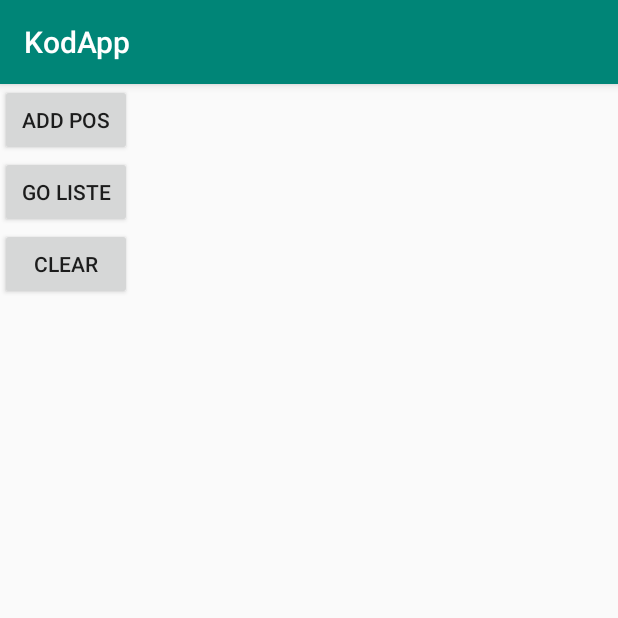
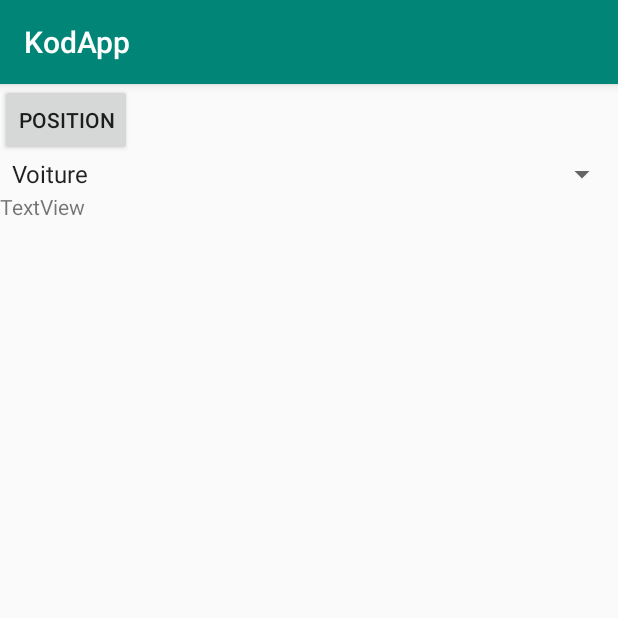
Before and after one commit to Vincent-Renard/KodApp, an Android app: the AddLocActivity screen opened directly, with no data from a screen before it, on a phone screen of 412 x 824 dp, the top half of it. Run offline under Robolectric (Android 15) with nearby library versions, the phone set to English and light mode, and no system bars; our stand-ins replace Room's generated code.

```diff
--- a/app/src/main/java/fr/univorleans/etu/renardez/kodapp/AddLocActivity.java
+++ b/app/src/main/java/fr/univorleans/etu/renardez/kodapp/AddLocActivity.java
@@ -36,7 +36,7 @@ public class AddLocActivity extends AppCompatActivity implements LocationListene
     @Override
     protected void onCreate(Bundle savedInstanceState) {
         super.onCreate(savedInstanceState);
-        setContentView(R.layout.activity_main);
+        setContentView(R.layout.activity_add_loc);
         locationManager = (LocationManager) getSystemService(Context.LOCATION_SERVICE);
         base = Frigo.getInstance(getApplicationContext());
         spinner = (Spinner) findViewById(R.id.detail_loc_spinner);
--- a/app/src/main/java/fr/univorleans/etu/renardez/kodapp/MainActivity.java
+++ b/app/src/main/java/fr/univorleans/etu/renardez/kodapp/MainActivity.java
@@ -1,5 +1,6 @@
 package fr.univorleans.etu.renardez.kodapp;
 
+import android.content.Intent;
 import android.os.AsyncTask;
 import android.os.Bundle;
 import android.util.Log;
@@ -40,6 +41,7 @@ public class MainActivity extends AppCompatActivity {
 
     public void goToAddPos(View view) {
         //TODO go to add pos act
+        startActivity(new Intent(this, AddLocActivity.class));
     }
 
     public void goToListPos(View view) {
```
